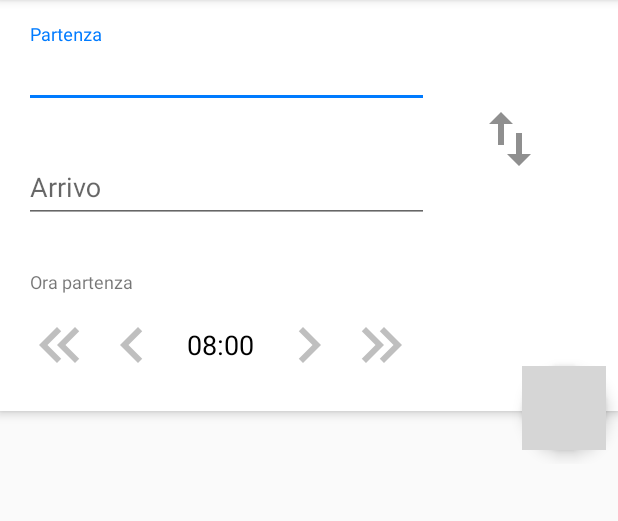
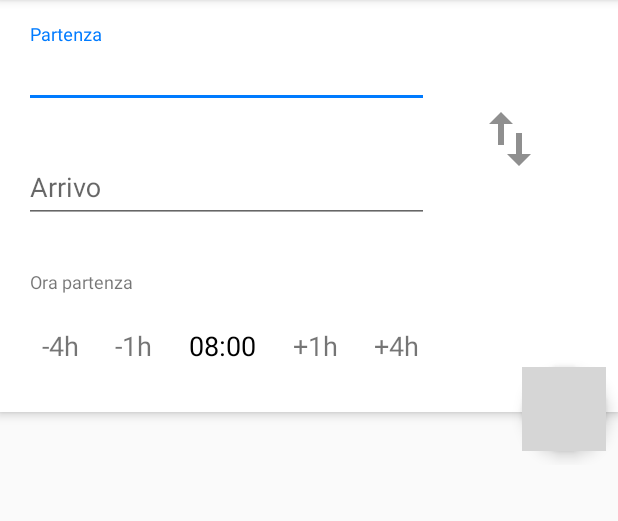
Before and after one commit to xixsuse/client_android, an Android app: the screen it shows after launch (JourneyActivity), after a tap on an icon or button, on a phone screen of 412 x 824 dp, the part 84-605 px from its top. Run offline under Robolectric (Android 15) with nearby library versions, the light colour scheme and no system bars; libraries missing offline, so code that uses them is left out: com.annimon.stream, io.realm, io.realm.internal, trikita.log; 8 statements that could not run were skipped; grey boxes are pictures that could not be loaded.

Commit message:
tweaked stuff in search panel, not perfect but way better

```diff
--- a/app/src/main/AndroidManifest.xml
+++ b/app/src/main/AndroidManifest.xml
@@ -12,6 +12,7 @@
         android:icon="@mipmap/ic_launcher"
         android:label="@string/app_name"
         android:supportsRtl="true"
+        android:windowSoftInputMode="adjustPan|adjustResize"
         android:theme="@style/AppTheme">
         <activity android:name=".journeys.JourneyActivity">
             <intent-filter>
--- a/app/src/main/java/com/jaus/albertogiunta/justintrain_oraripendolaritrenitalia/journeys/JourneyActivity.java
+++ b/app/src/main/java/com/jaus/albertogiunta/justintrain_oraripendolaritrenitalia/journeys/JourneyActivity.java
@@ -1,8 +1,14 @@
 package com.jaus.albertogiunta.justintrain_oraripendolaritrenitalia.journeys;
 
+import android.content.Context;
+import android.graphics.Rect;
 import android.os.Bundle;
 import android.support.v4.app.FragmentTransaction;
 import android.support.v7.app.AppCompatActivity;
+import android.view.MotionEvent;
+import android.view.View;
+import android.view.inputmethod.InputMethodManager;
+import android.widget.EditText;
 
 import com.jaus.albertogiunta.justintrain_oraripendolaritrenitalia.R;
 import com.jaus.albertogiunta.justintrain_oraripendolaritrenitalia.data.Station4Database;
@@ -25,6 +31,23 @@ public class JourneyActivity extends AppCompatActivity implements JourneySearchF
         ft.commit();
     }
 
+    @Override
+    public boolean dispatchTouchEvent(MotionEvent event) {
+        if (event.getAction() == MotionEvent.ACTION_DOWN) {
+            View v = getCurrentFocus();
+            if ( v instanceof EditText) {
+                Rect outRect = new Rect();
+                v.getGlobalVisibleRect(outRect);
+                if (!outRect.contains((int)event.getRawX(), (int)event.getRawY())) {
+                    v.clearFocus();
+                    InputMethodManager imm = (InputMethodManager) getSystemService(Context.INPUT_METHOD_SERVICE);
+                    imm.hideSoftInputFromWindow(v.getWindowToken(), 0);
+                }
+            }
+        }
+        return super.dispatchTouchEvent( event );
+    }
+
 
     @Override
     public void onFragmentInteraction(List<Station4Database> stationList, int hourOfDay) {
--- a/app/src/main/java/com/jaus/albertogiunta/justintrain_oraripendolaritrenitalia/journeys/search/JourneySearchFragment.java
+++ b/app/src/main/java/com/jaus/albertogiunta/justintrain_oraripendolaritrenitalia/journeys/search/JourneySearchFragment.java
@@ -1,5 +1,6 @@
 package com.jaus.albertogiunta.justintrain_oraripendolaritrenitalia.journeys.search;
 
+import android.app.Activity;
 import android.content.Context;
 import android.os.Bundle;
 import android.support.annotation.NonNull;
@@ -12,8 +13,11 @@ import android.view.LayoutInflater;
 import android.view.MotionEvent;
 import android.view.View;
 import android.view.ViewGroup;
+import android.view.WindowManager;
+import android.view.inputmethod.InputMethodManager;
 import android.widget.ArrayAdapter;
 import android.widget.Button;
+import android.widget.EditText;
 import android.widget.Filter;
 import android.widget.Filterable;
 import android.widget.TextView;
@@ -66,6 +70,8 @@ public class JourneySearchFragment extends Fragment implements JourneyContract.S
     public void onCreate(Bundle savedInstanceState) {
         super.onCreate(savedInstanceState);
         // initializing presenter
+        getActivity().getWindow().setSoftInputMode(WindowManager.LayoutParams.SOFT_INPUT_STATE_VISIBLE);
+
         mPresenter = new JourneySearchPresenter(this); //TODO inject this from activity
     }
 
@@ -104,8 +110,14 @@ public class JourneySearchFragment extends Fragment implements JourneyContract.S
         setOnTouchListener(this.mDepartureStation);
         setOnTouchListener(this.mArrivalStation);
 
-        this.mClearDeparture.setOnClickListener(v -> this.mDepartureStation.setText(""));
-        this.mClearArrival.setOnClickListener(v -> this.mArrivalStation.setText(""));
+        this.mClearDeparture.setOnClickListener(v -> {
+            this.mDepartureStation.setText("");
+            mDepartureStation.dismissDropDown();
+        });
+        this.mClearArrival.setOnClickListener(v -> {
+            this.mArrivalStation.setText("");
+            mArrivalStation.dismissDropDown();
+        });
 
         this.mDepartureStation.addTextChangedListener(new TextWatcher() {
             @Override
@@ -149,10 +161,35 @@ public class JourneySearchFragment extends Fragment implements JourneyContract.S
             }
         });
 
+        mDepartureStation.setOnItemClickListener((adapterView, view, i, l) -> {
+            if (mArrivalStation.getText().toString().equals("")) {
+                mArrivalStation.requestFocus();
+            } else {
+                if (view != null) {
+                    hideSoftKeyboard(getActivity(), mDepartureStation);
+                }
+            }
+        });
+
+        mArrivalStation.setOnItemClickListener((adapterView, view, i, l) -> {
+            if (mDepartureStation.getText().toString().equals("")) {
+                mDepartureStation.requestFocus();
+            } else {
+                if (view != null) {
+                    hideSoftKeyboard(getActivity(), mArrivalStation);
+                }
+            }
+        });
+
+//        mDepartureStation.onKeyPreIme(KeyEvent.KEYCODE_BACK);
+
+
         this.mSwapStations.setOnClickListener(v -> {
             String temp = mDepartureStation.getText().toString();
             mDepartureStation.setText(mArrivalStation.getText().toString());
             mArrivalStation.setText(temp);
+            mDepartureStation.dismissDropDown();
+            mArrivalStation.dismissDropDown();
         });
 
         int time = LocalDateTime.now().getHourOfDay();
@@ -186,9 +223,20 @@ public class JourneySearchFragment extends Fragment implements JourneyContract.S
             } else {
                 Log.d("search not fired due to some errors");
             }
+            InputMethodManager imm = (InputMethodManager)getActivity().getSystemService(Context.INPUT_METHOD_SERVICE);
+            imm.hideSoftInputFromWindow(v.getWindowToken(), 0);
         });
 
+//        getActivity().getWindow().setSoftInputMode(WindowManager.LayoutParams.SOFT_INPUT_ADJUST_PAN);
+
         return root;
+    }
+
+    public static void hideSoftKeyboard(Context mContext,EditText username){
+        if(((Activity) mContext).getCurrentFocus()!=null && ((Activity) mContext).getCurrentFocus() instanceof EditText){
+            InputMethodManager imm = (InputMethodManager)mContext.getSystemService(Context.INPUT_METHOD_SERVICE);
+            imm.hideSoftInputFromWindow(username.getWindowToken(), 0);
+        }
     }
 
 
@@ -285,7 +333,7 @@ public class JourneySearchFragment extends Fragment implements JourneyContract.S
 
         List<String> stationNames;
         public AutocompleteAdapter(Context context, InstantAutoCompleteTextView resource) {
-            super(context, android.R.layout.simple_list_item_1, 0);
+            super(context, R.layout.view_autocomplete_item, 0);
             resource.setAdapter(this);
         }
 
@@ -314,12 +362,15 @@ public class JourneySearchFragment extends Fragment implements JourneyContract.S
                 // querying the DB and retrieving the stations names
                 @Override
                 protected void publishResults(@NonNull CharSequence constraint, FilterResults results) {
-//                    if (results.count == 1) {
+//                    if (results.count == 1) {\
 //                        stationNames = mPresenter.getLastSearchedStations();
 //                    } else {
                         stationNames = mPresenter.searchDbForMatchingStation(String.valueOf(constraint));
 //                    }
+
                     notifyDataSetChanged();
+
+//                    mArrivalStation.setDropDownHeight((results.count > 3 ? 3 : results.count) * 25 + 20);
                 }
             };
         }
--- a/app/src/main/res/layout/fragment_journey_search.xml
+++ b/app/src/main/res/layout/fragment_journey_search.xml
@@ -8,6 +8,9 @@
     android:paddingBottom="5dp"
     tools:context=".journeys.search.JourneySearchFragment">
 
+    <ScrollView
+        android:layout_width="match_parent"
+        android:layout_height="match_parent">
     <LinearLayout
         android:layout_width="match_parent"
         android:layout_height="match_parent"
@@ -49,12 +52,10 @@
                             <com.jaus.albertogiunta.justintrain_oraripendolaritrenitalia.utils.InstantAutoCompleteTextView
                                 android:id="@+id/departure_station"
                                 android:layout_width="270dp"
-
                                 android:layout_height="wrap_content"
                                 android:completionThreshold="1"
-
                                 android:dropDownWidth="270dp"
-                            android:hint="@string/atv_departure"
+                                android:hint="@string/atv_departure"
                                 android:inputType="textCapSentences|textNoSuggestions"
                                 android:singleLine="true"/>
                         </android.support.design.widget.TextInputLayout>
@@ -64,10 +65,10 @@
                             android:layout_width="24dp"
                             android:layout_height="24dp"
                             android:layout_gravity="end|center_vertical"
+                            android:layout_marginBottom="10dp"
                             android:layout_marginEnd="10dp"
-                            android:layout_marginBottom="10dp"
-                            android:visibility="gone"
-                            android:background="@drawable/ic_cancel_black_24dp"/>
+                            android:background="@drawable/ic_cancel_black_24dp"
+                            android:visibility="gone"/>
                     </FrameLayout>
 
                     <FrameLayout
@@ -84,10 +85,9 @@
                             <com.jaus.albertogiunta.justintrain_oraripendolaritrenitalia.utils.InstantAutoCompleteTextView
                                 android:id="@+id/arrival_station"
                                 android:layout_width="270dp"
-
                                 android:layout_height="wrap_content"
                                 android:completionThreshold="1"
-
+                                android:dropDownHeight="match_parent"
                                 android:dropDownWidth="270dp"
                                 android:hint="@string/atv_arrival"
                                 android:inputType="textCapSentences|textNoSuggestions"
@@ -100,10 +100,10 @@
                             android:layout_width="24dp"
                             android:layout_height="24dp"
                             android:layout_gravity="end|center_vertical"
+                            android:layout_marginBottom="10dp"
                             android:layout_marginEnd="10dp"
-                            android:layout_marginBottom="10dp"
-                            android:visibility="gone"
-                            android:background="@drawable/ic_cancel_black_24dp"/>
+                            android:background="@drawable/ic_cancel_black_24dp"
+                            android:visibility="gone"/>
 
                     </FrameLayout>
 
@@ -123,11 +123,11 @@
                     android:layout_width="wrap_content"
                     android:layout_height="wrap_content"
                     android:layout_below="@id/rl_stations"
-                    android:layout_marginTop="10dp"
                     android:layout_marginBottom="10dp"
                     android:layout_marginStart="4dp"
-                    android:textSize="12dp"
-                    android:text="Ora partenza"/>
+                    android:layout_marginTop="10dp"
+                    android:text="Ora partenza"
+                    android:textSize="12dp"/>
 
                 <RelativeLayout
                     android:layout_width="wrap_content"
@@ -139,14 +139,24 @@
                         android:id="@+id/arrow_left_left"
                         android:layout_width="wrap_content"
                         android:layout_height="wrap_content"
-                        android:background="@drawable/ic_chevron_double_left"/>
+                        android:clickable="true"
+                        android:background="?attr/selectableItemBackgroundBorderless"
+                        android:text="-4h"
+                        android:textAlignment="center"
+                        android:padding="12dp"
+                        android:textSize="18dp"/>
 
                     <TextView
                         android:id="@+id/arrow_left"
-                        android:layout_toEndOf="@id/arrow_left_left"
                         android:layout_width="wrap_content"
                         android:layout_height="wrap_content"
-                        android:background="@drawable/ic_chevron_left_black_24dp"/>
+                        android:layout_toEndOf="@id/arrow_left_left"
+                        android:clickable="true"
+                        android:background="?attr/selectableItemBackgroundBorderless"
+                        android:text="-1h"
+                        android:textAlignment="center"
+                        android:padding="12dp"
+                        android:textSize="18dp"/>
 
                     <TextView
                         android:id="@+id/time"
@@ -155,8 +165,8 @@
                         android:layout_centerInParent="true"
                         android:layout_toEndOf="@id/arrow_left"
                         android:text="00:00"
+                        android:textAlignment="center"
                         android:textColor="@color/textColorPrimary"
-                        android:textAlignment="center"
                         android:textSize="18dp"/>
 
                     <TextView
@@ -164,14 +174,24 @@
                         android:layout_width="wrap_content"
                         android:layout_height="wrap_content"
                         android:layout_toEndOf="@id/time"
-                        android:background="@drawable/ic_chevron_right_black_24dp"/>
+                        android:clickable="true"
+                        android:background="?attr/selectableItemBackgroundBorderless"
+                        android:text="+1h"
+                        android:textAlignment="center"
+                        android:padding="12dp"
+                        android:textSize="18dp"/>
 
                     <TextView
                         android:id="@+id/arrow_right_right"
                         android:layout_width="wrap_content"
                         android:layout_height="wrap_content"
                         android:layout_toEndOf="@id/arrow_right"
-                        android:background="@drawable/ic_chevron_double_right"/>
+                        android:clickable="true"
+                        android:background="?attr/selectableItemBackgroundBorderless"
+                        android:text="+4h"
+                        android:textAlignment="center"
+                        android:padding="12dp"
+                        android:textSize="18dp"/>
                 </RelativeLayout>
 
             </RelativeLayout>
@@ -184,6 +204,9 @@
             android:orientation="vertical">
         </LinearLayout>
     </LinearLayout>
+
+    </ScrollView>
+
 
     <android.support.design.widget.FloatingActionButton
         android:id="@+id/search_journey"
@@ -199,4 +222,5 @@
         app:layout_anchorGravity="bottom|right|end"
         app:rippleColor="@color/colorPrimaryDark"/>
 
+
 </android.support.design.widget.CoordinatorLayout>
```
Also changed, not shown: app/src/main/java/com/jaus/albertogiunta/justintrain_oraripendolaritrenitalia/utils/InstantAutoCompleteTextView.java (+11 -0 lines), app/src/main/res/layout/view_autocomplete_item.xml (added, +12 -0 lines).
